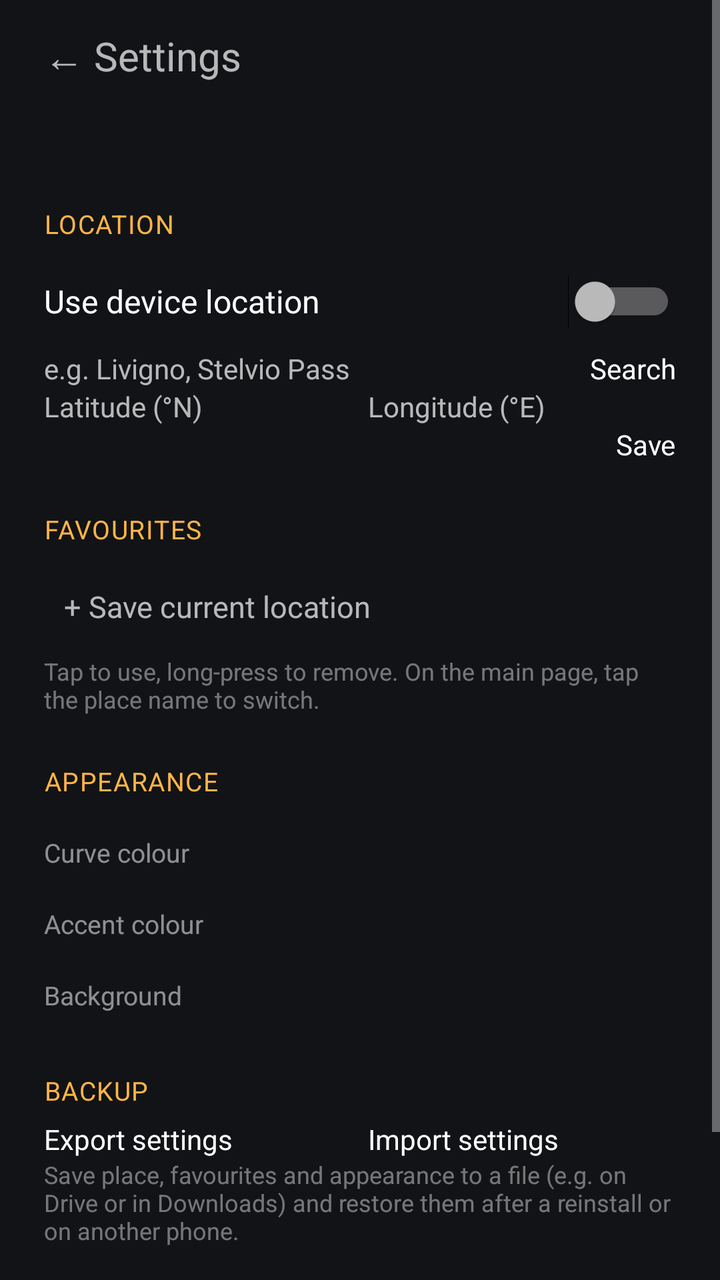
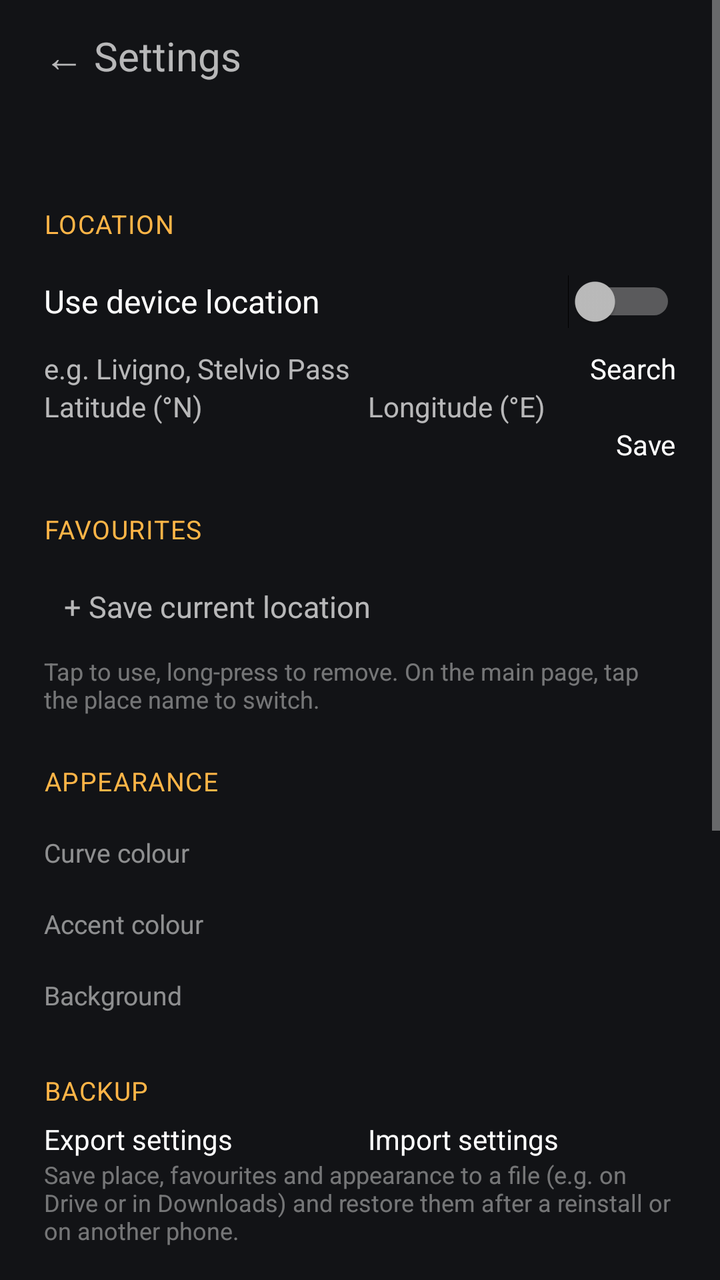

The first picture is an Android layout as it rendered before a commit; the second is the same layout after the commit. The layout source and the unified diff follow.
<!-- AndroidManifest.xml: application theme Theme.SunW -->
<!-- res/layout/activity_settings.xml -->
<?xml version="1.0" encoding="utf-8"?>
<ScrollView xmlns:android="http://schemas.android.com/apk/res/android"
    android:layout_width="match_parent"
    android:layout_height="match_parent"
    android:fitsSystemWindows="true">

    <LinearLayout
        android:layout_width="match_parent"
        android:layout_height="wrap_content"
        android:orientation="vertical"
        android:paddingHorizontal="22dp"
        android:paddingBottom="28dp">

        <TextView
            android:id="@+id/back"
            android:layout_width="wrap_content"
            android:layout_height="56dp"
            android:background="?android:attr/selectableItemBackground"
            android:gravity="center_vertical"
            android:text="@string/settings_title"
            android:textSize="20sp" />

        <TextView
            android:id="@+id/summary"
            android:layout_width="wrap_content"
            android:layout_height="wrap_content"
            android:layout_marginBottom="4dp"
            android:alpha="0.8"
            android:lineSpacingExtra="3dp"
            android:textSize="14sp" />

        
        <TextView
            style="@style/SectionHeader"
            android:text="@string/section_position" />

        <Switch
            android:id="@+id/auto_location"
            android:layout_width="match_parent"
            android:layout_height="wrap_content"
            android:minHeight="48dp"
            android:text="@string/auto_location"
            android:textSize="16sp" />

        <LinearLayout
            android:layout_width="match_parent"
            android:layout_height="wrap_content"
            android:gravity="center_vertical"
            android:orientation="horizontal">

            <EditText
                android:id="@+id/search_query"
                android:layout_width="0dp"
                android:layout_height="wrap_content"
                android:layout_weight="1"
                android:hint="@string/search_hint"
                android:imeOptions="actionSearch"
                android:importantForAutofill="no"
                android:inputType="textCapWords"
                android:maxLines="1" />

            <Button
                android:id="@+id/search"
                android:layout_width="wrap_content"
                android:layout_height="wrap_content"
                android:text="@string/search" />
        </LinearLayout>

        <LinearLayout
            android:layout_width="match_parent"
            android:layout_height="wrap_content"
            android:orientation="horizontal">

            <EditText
                android:id="@+id/latitude"
                android:layout_width="0dp"
                android:layout_height="wrap_content"
                android:layout_marginEnd="8dp"
                android:layout_weight="1"
                android:hint="@string/latitude"
                android:importantForAutofill="no"
                android:inputType="numberSigned|numberDecimal" />

            <EditText
                android:id="@+id/longitude"
                android:layout_width="0dp"
                android:layout_height="wrap_content"
                android:layout_weight="1"
                android:hint="@string/longitude"
                android:importantForAutofill="no"
                android:inputType="numberSigned|numberDecimal" />
        </LinearLayout>

        <Button
            android:id="@+id/save"
            android:layout_width="wrap_content"
            android:layout_height="wrap_content"
            android:layout_gravity="end"
            android:text="@string/save" />

        
        <TextView
            style="@style/SectionHeader"
            android:text="@string/section_favorites" />

        <LinearLayout
            android:id="@+id/favorites"
            android:layout_width="match_parent"
            android:layout_height="wrap_content"
            android:orientation="vertical" />

        <TextView
            android:id="@+id/add_favorite"
            android:layout_width="wrap_content"
            android:layout_height="48dp"
            android:background="?android:attr/selectableItemBackground"
            android:gravity="center_vertical"
            android:paddingHorizontal="10dp"
            android:text="@string/add_favorite"
            android:textSize="15sp" />

        <TextView
            android:layout_width="wrap_content"
            android:layout_height="wrap_content"
            android:alpha="0.6"
            android:text="@string/favorites_hint"
            android:textSize="12sp" />

        
        <TextView
            style="@style/SectionHeader"
            android:text="@string/section_appearance" />

        <TextView
            style="@style/SubHeader"
            android:text="@string/curve_color" />

        <RadioGroup
            android:id="@+id/curve_styles"
            android:layout_width="match_parent"
            android:layout_height="wrap_content" />

        <TextView
            style="@style/SubHeader"
            android:text="@string/accent_color" />

        <HorizontalScrollView
            android:layout_width="match_parent"
            android:layout_height="wrap_content"
            android:scrollbars="none">

            <LinearLayout
                android:id="@+id/accents"
                android:layout_width="wrap_content"
                android:layout_height="wrap_content"
                android:orientation="horizontal" />
        </HorizontalScrollView>

        <TextView
            style="@style/SubHeader"
            android:text="@string/background" />

        <HorizontalScrollView
            android:layout_width="match_parent"
            android:layout_height="wrap_content"
            android:scrollbars="none">

            <LinearLayout
                android:id="@+id/themes"
                android:layout_width="wrap_content"
                android:layout_height="wrap_content"
                android:orientation="horizontal" />
        </HorizontalScrollView>

        
        <TextView
            style="@style/SectionHeader"
            android:text="@string/section_backup" />

        <LinearLayout
            android:layout_width="match_parent"
            android:layout_height="wrap_content"
            android:orientation="horizontal">

            <Button
                android:id="@+id/export_settings"
                android:layout_width="0dp"
                android:layout_height="wrap_content"
                android:layout_marginEnd="8dp"
                android:layout_weight="1"
                android:text="@string/export_settings" />

            <Button
                android:id="@+id/import_settings"
                android:layout_width="0dp"
                android:layout_height="wrap_content"
                android:layout_weight="1"
                android:text="@string/import_settings" />
        </LinearLayout>

        <TextView
            android:layout_width="wrap_content"
            android:layout_height="wrap_content"
            android:alpha="0.6"
            android:text="@string/backup_hint"
            android:textSize="12sp" />

        <TextView
            android:layout_width="wrap_content"
            android:layout_height="wrap_content"
            android:layout_marginTop="28dp"
            android:alpha="0.6"
            android:text="@string/about"
            android:textSize="12sp" />
    </LinearLayout>
</ScrollView>
<!-- resources referenced by this layout -->
<resources>
  <string name="about">Computed on the device with NOAA solar equations. Place search and weather (MeteoBlue) need a connection. Tap the widget to open this screen.</string>
  <string name="accent_color">Accent colour</string>
  <string name="add_favorite">+ Save current location</string>
  <string name="auto_location">Use device location</string>
  <string name="background">Background</string>
  <string name="backup_hint">Save place, favourites and appearance to a file (e.g. on Drive or in Downloads) and restore them after a reinstall or on another phone.</string>
  <string name="curve_color">Curve colour</string>
  <string name="export_settings">Export settings</string>
  <string name="favorites_hint">Tap to use, long-press to remove. On the main page, tap the place name to switch.</string>
  <string name="import_settings">Import settings</string>
  <string name="latitude">Latitude (°N)</string>
  <string name="longitude">Longitude (°E)</string>
  <string name="save">Save</string>
  <string name="search">Search</string>
  <string name="search_hint">e.g. Livigno, Stelvio Pass</string>
  <string name="section_appearance">Appearance</string>
  <string name="section_backup">Backup</string>
  <string name="section_favorites">Favourites</string>
  <string name="section_position">Location</string>
  <string name="settings_title">←  Settings</string>
  <style name="SectionHeader">
          <item name="android:layout_width">wrap_content</item>
          <item name="android:layout_height">wrap_content</item>
          <item name="android:layout_marginTop">24dp</item>
          <item name="android:layout_marginBottom">6dp</item>
          <item name="android:textAllCaps">true</item>
          <item name="android:letterSpacing">0.04</item>
          <item name="android:textColor">?android:attr/colorAccent</item>
          <item name="android:textSize">13sp</item>
      </style>
  <style name="SubHeader">
          <item name="android:layout_width">wrap_content</item>
          <item name="android:layout_height">wrap_content</item>
          <item name="android:layout_marginTop">12dp</item>
          <item name="android:layout_marginBottom">6dp</item>
          <item name="android:alpha">0.75</item>
          <item name="android:textSize">13sp</item>
      </style>
  <style name="Theme.SunW" parent="android:Theme.Material.NoActionBar">
          <item name="android:colorAccent">#FFB547</item>
          <item name="android:windowBackground">@color/page_background</item>
      </style>
  <color name="page_background">#121316</color>
</resources>

<!-- the commit's change to res/layout/activity_settings.xml (unified diff, before → after) -->
@@ -205,10 +205,35 @@
             android:text="@string/backup_hint"
             android:textSize="12sp" />
 
-        <TextView
-            android:layout_width="wrap_content"
-            android:layout_height="wrap_content"
-            android:layout_marginTop="28dp"
+        
+        <TextView
+            style="@style/SectionHeader"
+            android:text="@string/section_about" />
+
+        <TextView
+            android:id="@+id/build_info"
+            android:layout_width="wrap_content"
+            android:layout_height="wrap_content"
+            android:lineSpacingExtra="3dp"
+            android:textIsSelectable="true"
+            android:textSize="14sp" />
+
+        <TextView
+            style="@style/SubHeader"
+            android:text="@string/data_sources" />
+
+        <TextView
+            android:layout_width="wrap_content"
+            android:layout_height="wrap_content"
+            android:alpha="0.8"
+            android:lineSpacingExtra="4dp"
+            android:text="@string/sources"
+            android:textSize="13sp" />
+
+        <TextView
+            android:layout_width="wrap_content"
+            android:layout_height="wrap_content"
+            android:layout_marginTop="16dp"
             android:alpha="0.6"
             android:text="@string/about"
             android:textSize="12sp" />
<!-- resource entries referenced after the edit -->
@@ -7,6 +7,7 @@
   <string name="background">Background</string>
   <string name="backup_hint">Save place, favourites and appearance to a file (e.g. on Drive or in Downloads) and restore them after a reinstall or on another phone.</string>
   <string name="curve_color">Curve colour</string>
+  <string name="data_sources">Data sources</string>
   <string name="export_settings">Export settings</string>
   <string name="favorites_hint">Tap to use, long-press to remove. On the main page, tap the place name to switch.</string>
   <string name="import_settings">Import settings</string>
@@ -15,11 +16,13 @@
   <string name="save">Save</string>
   <string name="search">Search</string>
   <string name="search_hint">e.g. Livigno, Stelvio Pass</string>
+  <string name="section_about">About</string>
   <string name="section_appearance">Appearance</string>
   <string name="section_backup">Backup</string>
   <string name="section_favorites">Favourites</string>
   <string name="section_position">Location</string>
   <string name="settings_title">←  Settings</string>
+  <string name="sources">• Sun: NOAA Solar Calculator equations (J. Meeus, “Astronomical Algorithms”), computed on the phone.\n• Moon: Paul Schlyter\'s algorithm (“How to compute planetary positions”), computed on the phone and checked against PyEphem.\n• Weather: meteoblue AG (basic-1h / basic-day package). Weather data © meteoblue.\n• Place search: Android geocoding service (Google).\n• Weather icons: drawn by the app.</string>
   <style name="SectionHeader">
           <item name="android:layout_width">wrap_content</item>
           <item name="android:layout_height">wrap_content</item>
